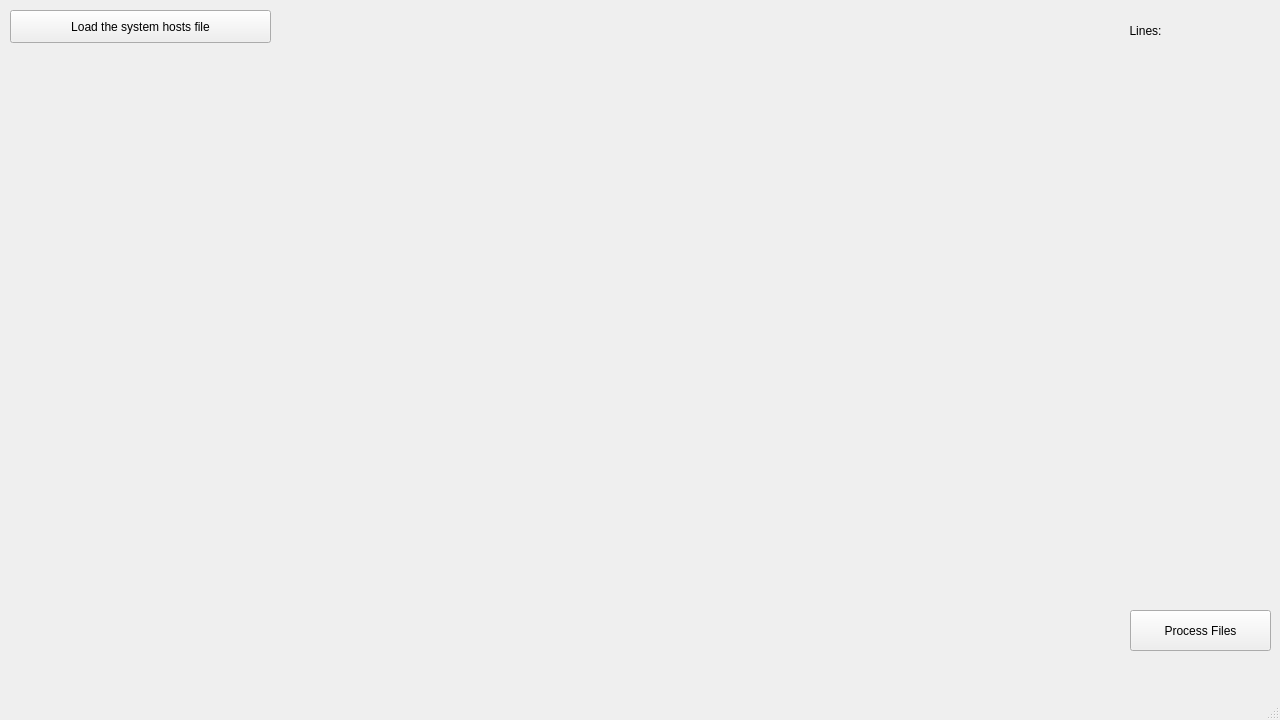
Qt form mainwindow.ui (Nek-12/HostsToolkit) before a commit.
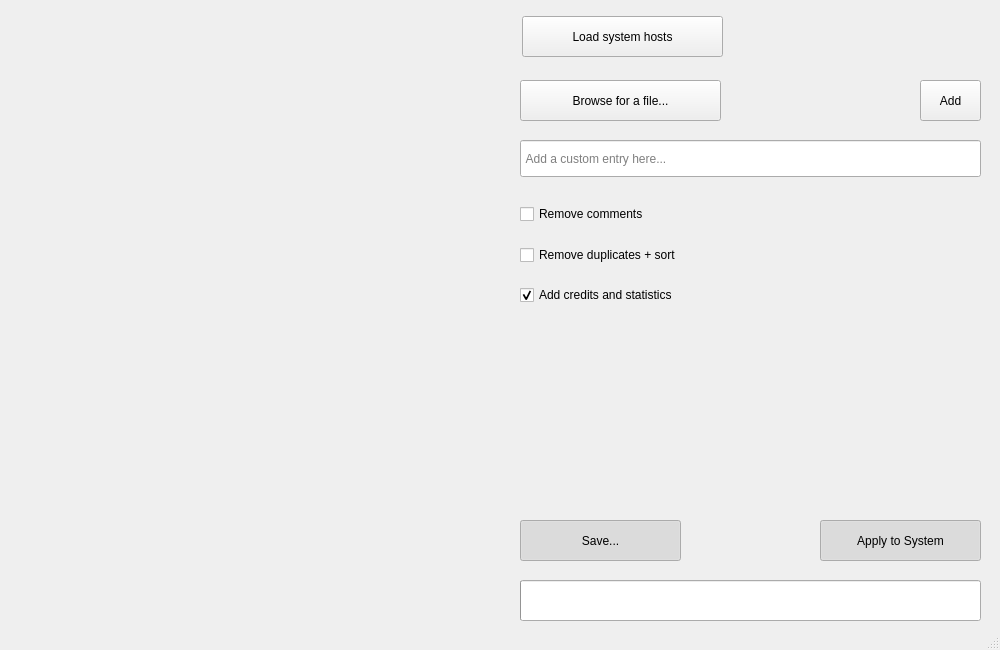
The same form after that commit. Icons and pictures are not drawn.

Diff of the .ui file:
```diff
--- a/mainwindow.ui
+++ b/mainwindow.ui
@@ -6,20 +6,20 @@
    <rect>
     <x>0</x>
     <y>0</y>
-    <width>1280</width>
-    <height>720</height>
+    <width>1000</width>
+    <height>650</height>
    </rect>
   </property>
   <property name="minimumSize">
    <size>
-    <width>800</width>
-    <height>600</height>
+    <width>1000</width>
+    <height>650</height>
    </size>
   </property>
   <property name="maximumSize">
    <size>
-    <width>3840</width>
-    <height>2160</height>
+    <width>1000</width>
+    <height>650</height>
    </size>
   </property>
   <property name="mouseTracking">
@@ -39,72 +39,252 @@
     <normaloff>res/icon.png</normaloff>res/icon.png</iconset>
   </property>
   <widget class="QWidget" name="centralwidget">
-   <widget class="QLabel" name="Stats">
-    <property name="enabled">
+   <widget class="QProgressBar" name="ProgressBar">
+    <property name="geometry">
+     <rect>
+      <x>520</x>
+      <y>580</y>
+      <width>461</width>
+      <height>41</height>
+     </rect>
+    </property>
+    <property name="sizePolicy">
+     <sizepolicy hsizetype="MinimumExpanding" vsizetype="Fixed">
+      <horstretch>0</horstretch>
+      <verstretch>0</verstretch>
+     </sizepolicy>
+    </property>
+    <property name="minimumSize">
+     <size>
+      <width>100</width>
+      <height>0</height>
+     </size>
+    </property>
+    <property name="textVisible">
+     <bool>false</bool>
+    </property>
+    <property name="invertedAppearance">
+     <bool>false</bool>
+    </property>
+   </widget>
+   <widget class="QLineEdit" name="CustomEntryField">
+    <property name="geometry">
+     <rect>
+      <x>520</x>
+      <y>140</y>
+      <width>461</width>
+      <height>37</height>
+     </rect>
+    </property>
+    <property name="minimumSize">
+     <size>
+      <width>100</width>
+      <height>0</height>
+     </size>
+    </property>
+    <property name="mouseTracking">
+     <bool>false</bool>
+    </property>
+    <property name="acceptDrops">
      <bool>true</bool>
     </property>
+    <property name="text">
+     <string/>
+    </property>
+    <property name="frame">
+     <bool>true</bool>
+    </property>
+    <property name="placeholderText">
+     <string> Add a custom entry here...</string>
+    </property>
+    <property name="cursorMoveStyle">
+     <enum>Qt::LogicalMoveStyle</enum>
+    </property>
+    <property name="clearButtonEnabled">
+     <bool>true</bool>
+    </property>
+   </widget>
+   <widget class="QPushButton" name="AddCustomEntryButton">
     <property name="geometry">
      <rect>
-      <x>1040</x>
-      <y>10</y>
-      <width>211</width>
+      <x>920</x>
+      <y>80</y>
+      <width>61</width>
       <height>41</height>
      </rect>
     </property>
+    <property name="sizePolicy">
+     <sizepolicy hsizetype="Fixed" vsizetype="Fixed">
+      <horstretch>0</horstretch>
+      <verstretch>0</verstretch>
+     </sizepolicy>
+    </property>
+    <property name="text">
+     <string>Add</string>
+    </property>
+   </widget>
+   <widget class="QPushButton" name="ApplyFileButton">
+    <property name="geometry">
+     <rect>
+      <x>820</x>
+      <y>520</y>
+      <width>161</width>
+      <height>41</height>
+     </rect>
+    </property>
+    <property name="sizePolicy">
+     <sizepolicy hsizetype="Minimum" vsizetype="Fixed">
+      <horstretch>0</horstretch>
+      <verstretch>0</verstretch>
+     </sizepolicy>
+    </property>
     <property name="minimumSize">
      <size>
-      <width>211</width>
-      <height>41</height>
+      <width>160</width>
+      <height>0</height>
      </size>
     </property>
     <property name="text">
-     <string>Lines:</string>
+     <string>Apply to System</string>
     </property>
-    <property name="alignment">
-     <set>Qt::AlignCenter</set>
+    <property name="checkable">
+     <bool>true</bool>
     </property>
-    <property name="wordWrap">
+    <property name="checked">
+     <bool>true</bool>
+    </property>
+    <property name="autoRepeatDelay">
+     <number>0</number>
+    </property>
+    <property name="autoRepeatInterval">
+     <number>0</number>
+    </property>
+    <property name="autoDefault">
      <bool>false</bool>
     </property>
+    <property name="default">
+     <bool>false</bool>
+    </property>
+    <property name="flat">
+     <bool>false</bool>
+    </property>
    </widget>
    <widget class="QPushButton" name="ProcessFilesButton">
     <property name="geometry">
      <rect>
-      <x>1130</x>
-      <y>610</y>
-      <width>141</width>
+      <x>520</x>
+      <y>520</y>
+      <width>161</width>
       <height>41</height>
      </rect>
     </property>
+    <property name="minimumSize">
+     <size>
+      <width>81</width>
+      <height>0</height>
+     </size>
+    </property>
     <property name="text">
-     <string>Process Files</string>
+     <string>Save...</string>
+    </property>
+    <property name="checkable">
+     <bool>true</bool>
+    </property>
+    <property name="checked">
+     <bool>true</bool>
     </property>
    </widget>
    <widget class="QPushButton" name="LoadSystemHosts">
     <property name="geometry">
      <rect>
-      <x>10</x>
-      <y>10</y>
+      <x>522</x>
+      <y>16</y>
+      <width>201</width>
+      <height>41</height>
+     </rect>
+    </property>
+    <property name="minimumSize">
+     <size>
+      <width>170</width>
+      <height>0</height>
+     </size>
+    </property>
+    <property name="text">
+     <string>Load system hosts</string>
+    </property>
+    <property name="checkable">
+     <bool>true</bool>
+    </property>
+    <property name="autoRepeatDelay">
+     <number>0</number>
+    </property>
+    <property name="autoRepeatInterval">
+     <number>0</number>
+    </property>
+   </widget>
+   <widget class="QPushButton" name="BrowseFileButton">
+    <property name="geometry">
+     <rect>
+      <x>520</x>
+      <y>80</y>
+      <width>201</width>
+      <height>41</height>
+     </rect>
+    </property>
+    <property name="minimumSize">
+     <size>
+      <width>170</width>
+      <height>0</height>
+     </size>
+    </property>
+    <property name="text">
+     <string>Browse for a file...</string>
+    </property>
+   </widget>
+   <widget class="QCheckBox" name="RemCommentsBox">
+    <property name="geometry">
+     <rect>
+      <x>520</x>
+      <y>199</y>
+      <width>221</width>
+      <height>30</height>
+     </rect>
+    </property>
+    <property name="text">
+     <string>Remove comments</string>
+    </property>
+   </widget>
+   <widget class="QCheckBox" name="RemDupsBox">
+    <property name="geometry">
+     <rect>
+      <x>520</x>
+      <y>240</y>
       <width>261</width>
-      <height>33</height>
+      <height>30</height>
      </rect>
     </property>
     <property name="text">
-     <string>Load the system hosts file</string>
+     <string>Remove duplicates + sort</string>
     </property>
    </widget>
+   <widget class="QCheckBox" name="AddCreditsBox">
+    <property name="geometry">
+     <rect>
+      <x>520</x>
+      <y>280</y>
+      <width>401</width>
+      <height>30</height>
+     </rect>
+    </property>
+    <property name="text">
+     <string>Add credits and statistics</string>
+    </property>
+    <property name="checked">
+     <bool>true</bool>
+    </property>
+   </widget>
   </widget>
-  <widget class="QMenuBar" name="menubar">
-   <property name="geometry">
-    <rect>
-     <x>0</x>
-     <y>0</y>
-     <width>1280</width>
-     <height>33</height>
-    </rect>
-   </property>
-  </widget>
-  <widget class="QStatusBar" name="statusbar"/>
+  <widget class="QStatusBar" name="Stats"/>
  </widget>
  <resources/>
  <connections/>
```
Left out of the diff: 2 changed lines with no effect on the pictures.
